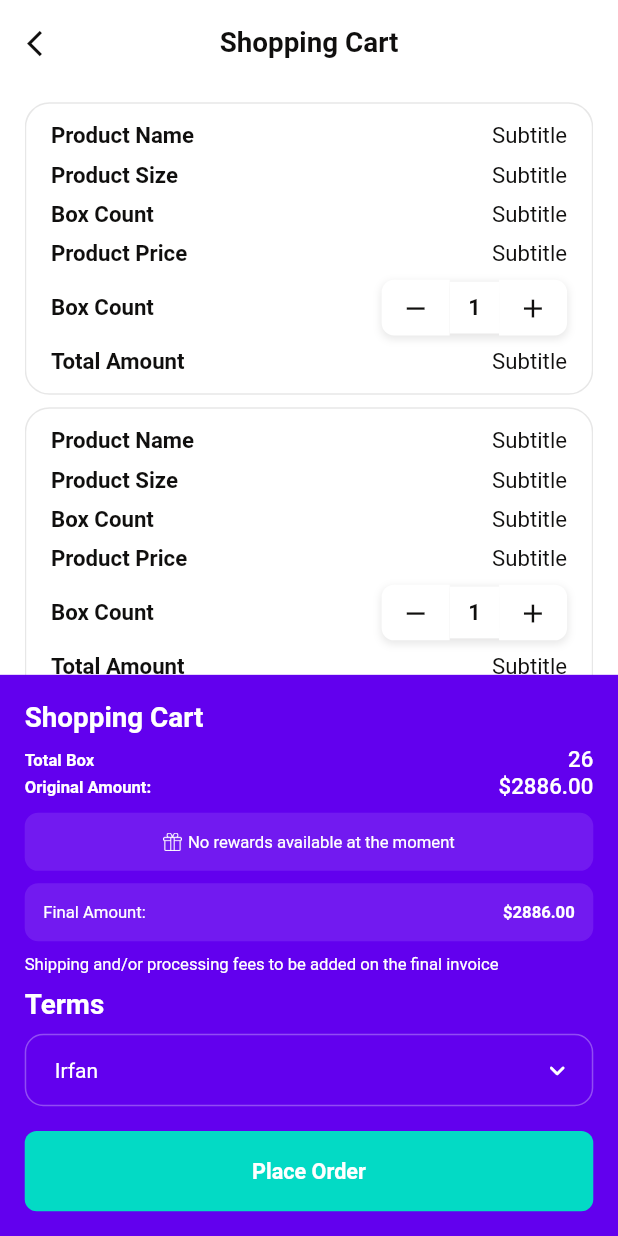
After one commit to Irfanhossain909/el_mago, a Flutter app: the RetailerShoppingCart screen opened by its route, on a phone screen of 412 x 824 dp. The commit adds this screen. Run offline on Flutter 3.47's test engine with Material 3 defaults, Android fonts, the light colour scheme and no system bars; our stand-ins replace cached_network_image, flutter_cache_manager, get, pin_code_fields, skeletonizer; network calls fail; Roboto replaces fonts that are missing (Outfit).

Commit message:
retailer shopping cart done design

```diff
--- a/lib/const/app_color.dart
+++ b/lib/const/app_color.dart
@@ -5,6 +5,7 @@ class AppColor {
 
   static const Color white = Color(0xFFFFFFFF);
   static const Color blue = Color(0xFF6200EE);
+  static const Color blue500 = Color(0xFF721AF0);
   static const Color black = Color(0xFF100F0E);
   static const Color button = Color(0xFF4E9DAB);
 }
--- a/lib/const/assets_icons_path.dart
+++ b/lib/const/assets_icons_path.dart
@@ -30,6 +30,7 @@ class AssetsPath {
   static const String notification = "assets/icons/notification.png";
   static const String cartColor = "assets/icons/cart_color.png";
   static const String dollerColor = "assets/icons/doller_color.png";
+  static const String gift = "assets/icons/gift.png";
   static const String qualificationDocument =
       "assets/icons/qualification_doc.png";
 
--- a/lib/routes/app_routes.dart
+++ b/lib/routes/app_routes.dart
@@ -16,5 +16,5 @@ class AppRoutes {
   final String changeProfileScreen = "/change-profile-screen";
   final String changePasswordScreen = "/change-password-screen";
   final String retailerDashboardScreen = "/retailer-dashboard-screen";
-
+  final String retailerShoppingCartScreen = "/retailer-shopping-cart-screen";
 }
--- a/lib/routes/app_routes_file.dart
+++ b/lib/routes/app_routes_file.dart
@@ -11,6 +11,7 @@ import 'package:el_mago/screens/chnage_profile_info/chnage_profile_screen.dart';
 import 'package:el_mago/screens/privicy_screen/privicy_screen.dart';
 import 'package:el_mago/screens/profile_screen/profile_screen.dart';
 import 'package:el_mago/screens/retailer_dash_board/retailer_dash_board.dart';
+import 'package:el_mago/screens/retailer_shopping_cart/retailer_shopping_cart.dart';
 import 'package:el_mago/screens/terms_screen/terms_screen.dart';
 import 'package:get/get_navigation/src/routes/get_route.dart';
 
@@ -83,4 +84,9 @@ List<GetPage> appRootRoutesFile = <GetPage>[
     binding: AppBinding(),
     page: () => const RetailerDashBoard(),
   ),
+  GetPage(
+    name: AppRoutes.instance.retailerShoppingCartScreen,
+    binding: AppBinding(),
+    page: () => const RetailerShoppingCart(),
+  ),
 ];
--- a/lib/screens/retailer_dash_board/retailer_dash_board.dart
+++ b/lib/screens/retailer_dash_board/retailer_dash_board.dart
@@ -1,11 +1,13 @@
 import 'package:el_mago/const/app_color.dart';
 import 'package:el_mago/const/assets_icons_path.dart';
+import 'package:el_mago/routes/app_routes.dart';
 import 'package:el_mago/utils/app_size.dart';
 import 'package:el_mago/widgets/app_image/app_image.dart';
 import 'package:el_mago/widgets/app_log/gap.dart';
 import 'package:el_mago/widgets/app_text/app_text.dart';
 import 'package:el_mago/widgets/appbar/custom_appbar.dart';
 import 'package:flutter/material.dart';
+import 'package:get/get.dart';
 
 class RetailerDashBoard extends StatelessWidget {
   const RetailerDashBoard({super.key});
@@ -16,7 +18,11 @@ class RetailerDashBoard extends StatelessWidget {
       appBar: CustomAppbar(
         title: "Dashboard Overview",
         action: [
-          CircleIconWithBg(path: AssetsPath.cart),
+          CircleIconWithBg(
+            onTap: () {
+              Get.toNamed(AppRoutes.instance.retailerShoppingCartScreen);
+            },
+            path: AssetsPath.cart),
           Gap(width: AppSize.width(value: 8)),
           CircleIconWithBg(path: AssetsPath.notification),
           Gap(width: AppSize.width(value: 8)),
@@ -215,11 +221,14 @@ class RetailerDataCard extends StatelessWidget {
 
 class CircleIconWithBg extends StatelessWidget {
   final String? path;
-  const CircleIconWithBg({super.key, this.path});
+  final VoidCallback? onTap;
+  const CircleIconWithBg({super.key, this.path, this.onTap});
 
   @override
   Widget build(BuildContext context) {
-    return Container(
+    return InkWell(
+      onTap: onTap,
+      child: Container(
         padding: EdgeInsets.all(AppSize.width(value: 8)),
         decoration: BoxDecoration(
           borderRadius: BorderRadius.circular(AppSize.width(value: 16)),
@@ -229,6 +238,7 @@ class CircleIconWithBg extends StatelessWidget {
           path: path ?? AssetsPath.cart,
           width: AppSize.width(value: 16),
         ),
+      ),
     );
   }
 }
--- /dev/null
+++ b/lib/screens/retailer_shopping_cart/retailer_shopping_cart.dart
@@ -0,0 +1,315 @@
+import 'package:el_mago/const/app_color.dart';
+import 'package:el_mago/const/assets_icons_path.dart';
+import 'package:el_mago/utils/app_size.dart';
+import 'package:el_mago/widgets/app_button/app_button.dart';
+import 'package:el_mago/widgets/app_dropdown/custom_sdropdown.dart';
+import 'package:el_mago/widgets/app_image/app_image.dart';
+import 'package:el_mago/widgets/app_log/gap.dart';
+import 'package:el_mago/widgets/app_text/app_text.dart';
+import 'package:el_mago/widgets/appbar/custom_appbar.dart';
+import 'package:flutter/material.dart';
+
+class RetailerShoppingCart extends StatelessWidget {
+  const RetailerShoppingCart({super.key});
+
+  @override
+  Widget build(BuildContext context) {
+    return Scaffold(
+      appBar: CustomAppbar(title: 'Shopping Cart'),
+      body: Padding(
+        padding: EdgeInsets.symmetric(horizontal: AppSize.width(value: 16)),
+        child: ListView.builder(
+          itemCount: 5,
+          itemBuilder: (context, index) {
+            return ShoppingCard();
+          },
+        ),
+      ),
+      bottomNavigationBar: SafeArea(
+        child: Container(
+          padding: EdgeInsets.all(AppSize.width(value: 16)),
+          // height: AppSize.size.height * 0.45,
+          color: AppColor.blue,
+          child: Column(
+            mainAxisSize: MainAxisSize.min,
+            crossAxisAlignment: CrossAxisAlignment.start,
+            children: [
+              AppText(
+                data: "Shopping Cart",
+                fontSize: AppSize.width(value: 18),
+                fontWeight: FontWeight.w700,
+                color: AppColor.white,
+              ),
+              Gap(height: AppSize.size.height * 0.01),
+              Row(
+                mainAxisAlignment: MainAxisAlignment.spaceBetween,
+                children: [
+                  AppText(
+                    data: "Total Box",
+                    fontSize: AppSize.width(value: 12),
+                    fontWeight: FontWeight.w600,
+                    color: AppColor.white,
+                  ),
+                  AppText(
+                    data: "26",
+                    fontSize: AppSize.width(value: 16),
+                    fontWeight: FontWeight.w500,
+                    color: AppColor.white,
+                  ),
+                ],
+              ),
+              Row(
+                mainAxisAlignment: MainAxisAlignment.spaceBetween,
+                children: [
+                  AppText(
+                    data: "Original Amount:",
+                    fontSize: AppSize.width(value: 12),
+                    fontWeight: FontWeight.w600,
+                    color: AppColor.white,
+                  ),
+                  AppText(
+                    data: r"$2886.00",
+                    fontSize: AppSize.width(value: 16),
+                    fontWeight: FontWeight.w500,
+                    color: AppColor.white,
+                  ),
+                ],
+              ),
+              Gap(height: AppSize.size.height * 0.01),
+              Container(
+                decoration: BoxDecoration(
+                  borderRadius: BorderRadius.circular(9),
+                  color: AppColor.blue500,
+                ),
+                padding: EdgeInsets.all(AppSize.width(value: 12)),
+                child: Row(
+                  spacing: AppSize.width(value: 4),
+                  mainAxisAlignment: MainAxisAlignment.center,
+                  crossAxisAlignment: CrossAxisAlignment.center,
+                  children: [
+                    AppImage(
+                      path: AssetsPath.gift,
+                      width: AppSize.width(value: 12),
+                    ),
+                    AppText(
+                      data: "No rewards available at the moment",
+                      fontSize: AppSize.width(value: 12),
+                      fontWeight: FontWeight.w400,
+                      color: AppColor.white,
+                    ),
+                  ],
+                ),
+              ),
+              Gap(height: AppSize.size.height * 0.01),
+              Container(
+                decoration: BoxDecoration(
+                  borderRadius: BorderRadius.circular(9),
+                  color: AppColor.blue500,
+                ),
+                padding: EdgeInsets.all(AppSize.width(value: 12)),
+                child: Row(
+                  spacing: AppSize.width(value: 4),
+                  mainAxisAlignment: MainAxisAlignment.spaceBetween,
+                  crossAxisAlignment: CrossAxisAlignment.center,
+                  children: [
+                    AppText(
+                      data: "Final Amount:",
+                      fontSize: AppSize.width(value: 12),
+                      fontWeight: FontWeight.w400,
+                      color: AppColor.white,
+                    ),
+                    AppText(
+                      data: "\$2886.00",
+                      fontSize: AppSize.width(value: 12),
+                      fontWeight: FontWeight.w700,
+                      color: AppColor.white,
+                    ),
+                  ],
+                ),
+              ),
+              Gap(height: AppSize.size.height * 0.01),
+              AppText(
+                data:
+                    "Shipping and/or processing fees to be added on the final invoice",
+                fontSize: AppSize.width(value: 12),
+                fontWeight: FontWeight.w400,
+                color: AppColor.white,
+              ),
+              Gap(height: AppSize.size.height * 0.01),
+              AppText(
+                data: "Terms",
+                fontSize: AppSize.width(value: 18),
+                fontWeight: FontWeight.w700,
+                color: AppColor.white,
+              ),
+              Gap(height: AppSize.size.height * 0.01),
+              CustomDropdown(
+                items: ["Irfan", "Billah", "Sabbir"],
+                selectedValue: "Irfan",
+                hint: "Deu to Recipt",
+                onChanged: (p0) {},
+              ),
+              Gap(height: AppSize.size.height * 0.025),
+              AppButton(title: "Place Order", filColor: Color(0xff03DAC5)),
+            ],
+          ),
+        ),
+      ),
+    );
+  }
+}
+
+class ShoppingCard extends StatelessWidget {
+  const ShoppingCard({super.key});
+
+  @override
+  Widget build(BuildContext context) {
+    return Padding(
+      padding: EdgeInsets.only(top: AppSize.size.height * 0.01),
+      child: Container(
+        decoration: BoxDecoration(
+          borderRadius: BorderRadius.circular(AppSize.width(value: 16)),
+          border: Border.all(color: AppColor.black.withValues(alpha: 0.1)),
+        ),
+        padding: EdgeInsets.symmetric(
+          horizontal: AppSize.width(value: 16),
+          vertical: AppSize.width(value: 12),
+        ),
+        child: Column(
+          crossAxisAlignment: CrossAxisAlignment.start,
+          spacing: AppSize.size.height * 0.01,
+          children: [
+            buildRowItem("Product Name", "Subtitle"),
+            buildRowItem("Product Size", "Subtitle"),
+            buildRowItem("Box Count", "Subtitle"),
+            buildRowItem("Product Price", "Subtitle"),
+            Row(
+              mainAxisAlignment: MainAxisAlignment.spaceBetween,
+              children: [
+                AppText(
+                  data: "Box Count",
+                  fontSize: AppSize.width(value: 16),
+                  fontWeight: FontWeight.w600,
+                  color: AppColor.black,
+                ),
+
+                Container(
+                  decoration: BoxDecoration(
+                    borderRadius: BorderRadius.circular(
+                      AppSize.width(value: 8),
+                    ),
+                    boxShadow: [
+                      BoxShadow(
+                        color: AppColor.black.withValues(alpha: 0.1),
+                        blurRadius: 4,
+                        offset: const Offset(0, 2),
+                        spreadRadius: 0,
+                      ),
+                    ],
+                  ),
+                  child: Row(
+                    mainAxisSize: MainAxisSize.min,
+                    children: [
+                      // Minus button
+                      InkWell(
+                        onTap: () {
+                          // Decrement logic here
+                        },
+                        child: Container(
+                          padding: EdgeInsets.symmetric(
+                            horizontal: AppSize.width(value: 12),
+                            vertical: AppSize.width(value: 8),
+                          ),
+                          decoration: BoxDecoration(
+                            borderRadius: BorderRadius.only(
+                              topLeft: Radius.circular(AppSize.width(value: 8)),
+                              bottomLeft: Radius.circular(
+                                AppSize.width(value: 8),
+                              ),
+                            ),
+                            color: AppColor.white,
+                          ),
+
+                          child: Icon(
+                            Icons.remove,
+                            size: AppSize.width(value: 18),
+                            color: AppColor.black,
+                          ),
+                        ),
+                      ),
+                      // Quantity display
+                      Container(
+                        padding: EdgeInsets.symmetric(
+                          horizontal: AppSize.width(value: 12),
+                          vertical: AppSize.width(value: 6),
+                        ),
+                        decoration: BoxDecoration(color: AppColor.white),
+                        child: AppText(
+                          data: "1",
+                          fontSize: 16,
+                          color: AppColor.black,
+                          fontWeight: FontWeight.w600,
+                        ),
+                      ),
+                      // Plus button
+                      InkWell(
+                        onTap: () {
+                          // Increment logic here
+                        },
+                        child: Container(
+                          decoration: BoxDecoration(
+                            borderRadius: BorderRadius.only(
+                              topRight: Radius.circular(
+                                AppSize.width(value: 8),
+                              ),
+                              bottomRight: Radius.circular(
+                                AppSize.width(value: 8),
+                              ),
+                            ),
+                            color: AppColor.white,
+                          ),
+                          padding: EdgeInsets.symmetric(
+                            horizontal: AppSize.width(value: 12),
+                            vertical: AppSize.width(value: 8),
+                          ),
+
+                          child: Icon(
+                            Icons.add,
+                            size: AppSize.width(value: 18),
+                            color: AppColor.black,
+                          ),
+                        ),
+                      ),
+                    ],
+                  ),
+                ),
+              ],
+            ),
+            buildRowItem("Total Amount", "Subtitle"),
+            // Calling the private method here
+          ],
+        ),
+      ),
+    );
+  }
+
+  Widget buildRowItem(String? title, String? subtitle) {
+    return Row(
+      mainAxisAlignment: MainAxisAlignment.spaceBetween,
+      children: [
+        AppText(
+          data: title ?? "No Text",
+          fontSize: AppSize.width(value: 16),
+          fontWeight: FontWeight.w600,
+          color: AppColor.black,
+        ),
+        AppText(
+          data: subtitle ?? "No Text",
+          fontSize: AppSize.width(value: 16),
+          fontWeight: FontWeight.w400,
+          color: AppColor.black,
+        ),
+      ],
+    );
+  }
+}
--- /dev/null
+++ b/lib/widgets/app_dropdown/custom_sdropdown.dart
@@ -0,0 +1,69 @@
+import 'package:el_mago/const/app_color.dart';
+import 'package:el_mago/utils/app_size.dart';
+import 'package:flutter/material.dart';
+
+class CustomDropdown<T> extends StatelessWidget {
+  final List<T> items;
+  final T? selectedValue;
+  final String hint;
+  final void Function(T?) onChanged;
+
+  const CustomDropdown({
+    super.key,
+    required this.items,
+    required this.selectedValue,
+    required this.hint,
+    required this.onChanged,
+  });
+
+  @override
+  Widget build(BuildContext context) {
+    return DropdownButtonFormField<T>(
+      padding: EdgeInsets.symmetric(vertical: AppSize.width(value: 4)),
+      value: selectedValue,
+      isExpanded: true,
+      decoration: InputDecoration(
+        contentPadding: const EdgeInsets.symmetric(horizontal: 16, vertical: 8),
+        // Default border (when not focused or enabled)
+        border: OutlineInputBorder(
+          borderSide: BorderSide(color: AppColor.white.withValues(alpha: 0.3)),
+          borderRadius: BorderRadius.circular(AppSize.width(value: 12)),
+        ),
+        // Border when enabled but not focused
+        enabledBorder: OutlineInputBorder(
+          borderSide: BorderSide(color: AppColor.white.withValues(alpha: 0.3)),
+          borderRadius: BorderRadius.circular(AppSize.width(value: 12)),
+        ),
+        // Border when focused
+        focusedBorder: OutlineInputBorder(
+          borderSide: BorderSide(color: AppColor.white.withValues(alpha: 0.3)),
+          borderRadius: BorderRadius.circular(AppSize.width(value: 12)),
+        ),
+        // Border when there's an error
+        errorBorder: OutlineInputBorder(
+          borderSide: BorderSide(color: Colors.red),
+          borderRadius: BorderRadius.circular(AppSize.width(value: 12)),
+        ),
+        // Border when focused and there's an error
+        focusedErrorBorder: OutlineInputBorder(
+          borderSide: BorderSide(color: Colors.red),
+          borderRadius: BorderRadius.circular(AppSize.width(value: 12)),
+        ),
+      ),
+      style: TextStyle(color: AppColor.white),
+      hint: Text(hint, style: TextStyle(color: AppColor.white)),
+      items: items.map((T value) {
+        return DropdownMenuItem<T>(value: value, child: Text(value.toString()));
+      }).toList(),
+      onChanged: onChanged,
+      dropdownColor: AppColor.blue500,
+      icon: Icon(
+        Icons.keyboard_arrow_down_rounded,
+        color: AppColor.white,
+        size: AppSize.width(value: 18),
+      ),
+    );
+  }
+}
+
+class AssetsIconsPath {}
```
Also changed, not shown: assets/icons/gift.png (added). Lines whose indentation alone changed are shown as unchanged.
